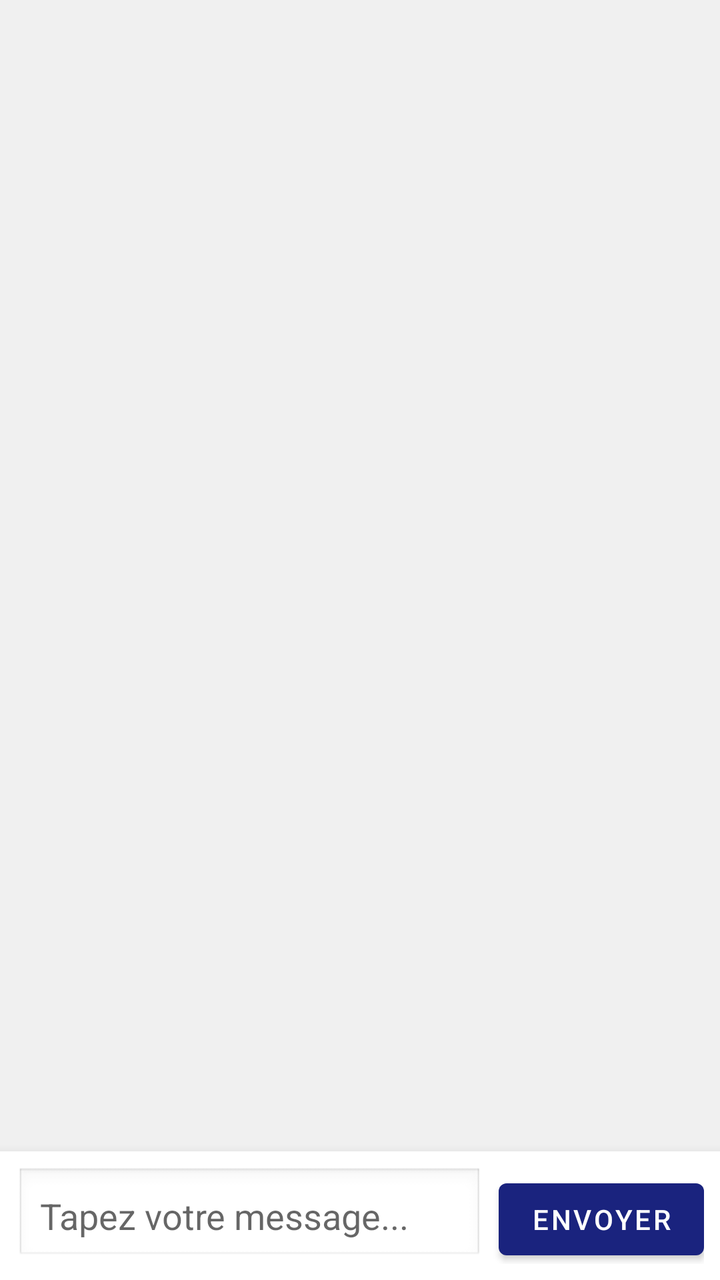
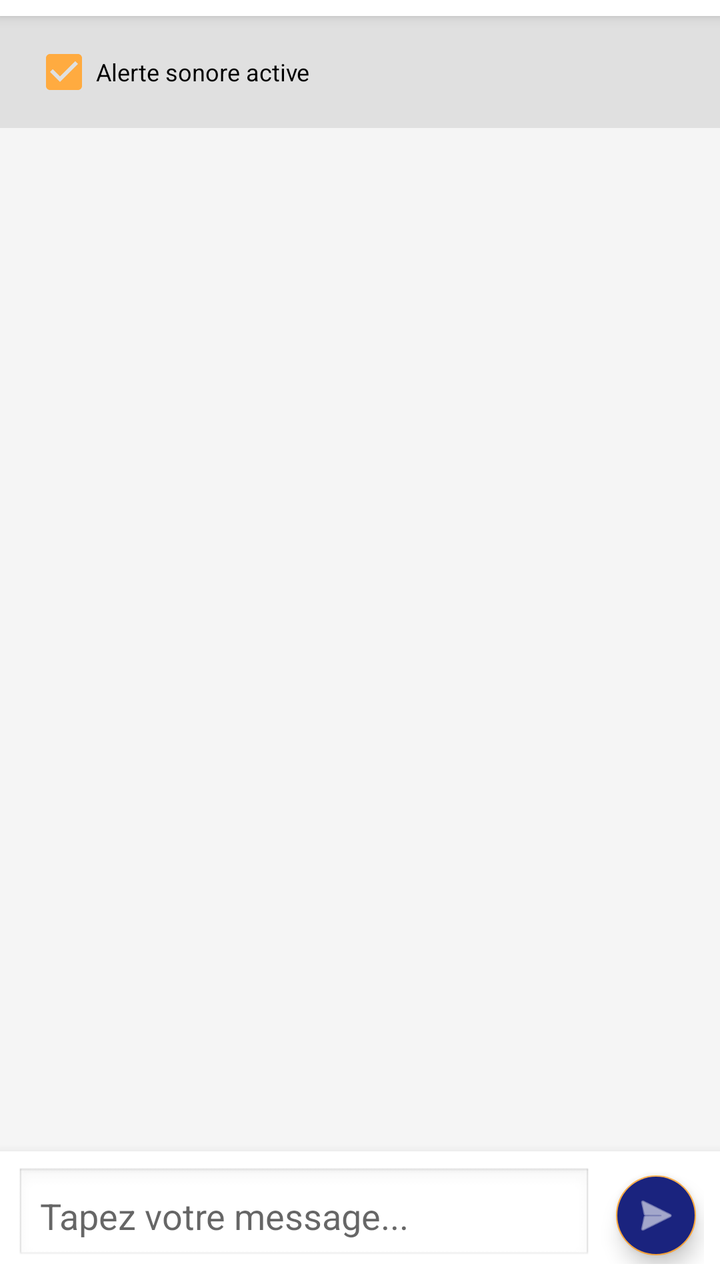

Compare the two renders of this Android layout. The source of the first and the diff that turns it into the second are given below.
<!-- AndroidManifest.xml: application theme Theme.ExpertSuivi -->
<!-- res/layout/activity_shared_messaging.xml -->
<?xml version="1.0" encoding="utf-8"?>
<LinearLayout xmlns:android="http://schemas.android.com/apk/res/android"
    android:layout_width="match_parent"
    android:layout_height="match_parent"
    android:orientation="vertical"
    android:fitsSystemWindows="true"
    android:background="#F0F0F0">

    <androidx.recyclerview.widget.RecyclerView
        android:id="@+id/rvChatMessages"
        android:layout_width="match_parent"
        android:layout_height="0dp"
        android:layout_weight="1"
        android:padding="8dp"
        android:clipToPadding="false"/>

    <LinearLayout
        android:layout_width="match_parent"
        android:layout_height="wrap_content"
        android:orientation="horizontal"
        android:background="@color/white"
        android:padding="8dp"
        android:elevation="8dp">

        <EditText
            android:id="@+id/etChatMessage"
            android:layout_width="0dp"
            android:layout_height="wrap_content"
            android:layout_weight="1"
            android:hint="Tapez votre message..."
            android:background="@android:drawable/edit_text"
            android:padding="12dp"
            android:layout_marginEnd="8dp"/>

        <Button
            android:id="@+id/btnSendChatMessage"
            android:layout_width="wrap_content"
            android:layout_height="wrap_content"
            android:text="ENVOYER"
            style="@style/Widget.MaterialComponents.Button"/>
    </LinearLayout>
</LinearLayout>
<!-- resources referenced by this layout -->
<resources>
  <color name="white">#FFFFFF</color>
  <style name="Theme.ExpertSuivi" parent="Theme.MaterialComponents.DayNight.DarkActionBar">
          <item name="colorPrimary">@color/brand_primary</item>
          <item name="colorPrimaryVariant">@color/brand_secondary</item>
          <item name="colorOnPrimary">@color/white</item>
          <item name="colorSecondary">@color/brand_accent</item>
          <item name="android:statusBarColor">?attr/colorPrimaryVariant</item>
      </style>
  <color name="brand_primary">#1A237E</color>
  <color name="brand_secondary">#0D47A1</color>
  <color name="brand_accent">#FFAB40</color>
</resources>

<!-- the commit's change to res/layout/activity_shared_messaging.xml (unified diff, before → after) -->
@@ -4,7 +4,36 @@
     android:layout_height="match_parent"
     android:orientation="vertical"
     android:fitsSystemWindows="true"
-    android:background="#F0F0F0">
+    android:background="#F5F5F5">
+
+    
+    <androidx.recyclerview.widget.RecyclerView
+        android:id="@+id/rvChatCollegues"
+        android:layout_width="match_parent"
+        android:layout_height="wrap_content"
+        android:padding="4dp"
+        android:background="@color/white"
+        android:elevation="4dp"
+        android:orientation="horizontal"/>
+
+    
+    <LinearLayout
+        android:layout_width="match_parent"
+        android:layout_height="wrap_content"
+        android:orientation="horizontal"
+        android:paddingHorizontal="16dp"
+        android:paddingVertical="4dp"
+        android:gravity="center_vertical"
+        android:background="#E0E0E0">
+
+        <CheckBox
+            android:id="@+id/cbToggleSound"
+            android:layout_width="wrap_content"
+            android:layout_height="wrap_content"
+            android:text="Alerte sonore active"
+            android:textSize="12sp"
+            android:checked="true"/>
+    </LinearLayout>
 
     <androidx.recyclerview.widget.RecyclerView
         android:id="@+id/rvChatMessages"
@@ -20,7 +49,8 @@
         android:orientation="horizontal"
         android:background="@color/white"
         android:padding="8dp"
-        android:elevation="8dp">
+        android:elevation="8dp"
+        android:gravity="center_vertical">
 
         <EditText
             android:id="@+id/etChatMessage"
@@ -30,13 +60,19 @@
             android:hint="Tapez votre message..."
             android:background="@android:drawable/edit_text"
             android:padding="12dp"
-            android:layout_marginEnd="8dp"/>
+            android:layout_marginEnd="8dp"
+            android:maxLines="4"
+            android:inputType="textCapSentences|textMultiLine"/>
 
-        <Button
+        <com.google.android.material.floatingactionbutton.FloatingActionButton
             android:id="@+id/btnSendChatMessage"
             android:layout_width="wrap_content"
             android:layout_height="wrap_content"
-            android:text="ENVOYER"
-            style="@style/Widget.MaterialComponents.Button"/>
+            app:fabSize="mini"
+            app:srcCompat="@android:drawable/ic_menu_send"
+            xmlns:app="http://schemas.android.com/apk/res-auto"
+            app:tint="@color/white"
+            android:backgroundTint="@color/brand_primary"
+            android:contentDescription="Envoyer" />
     </LinearLayout>
 </LinearLayout>
